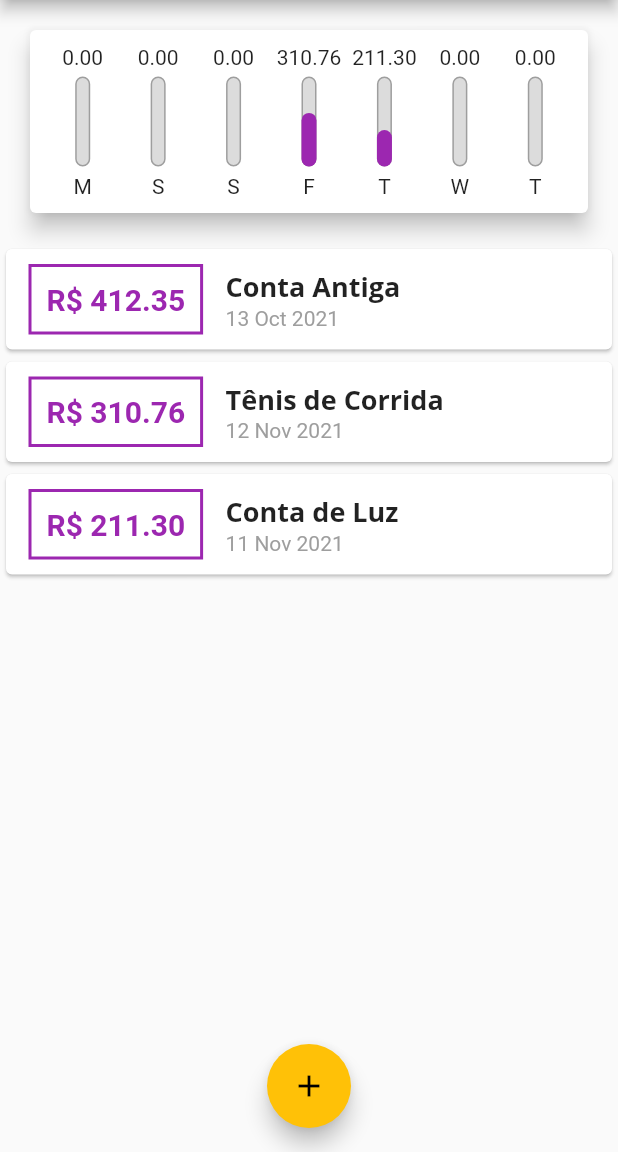
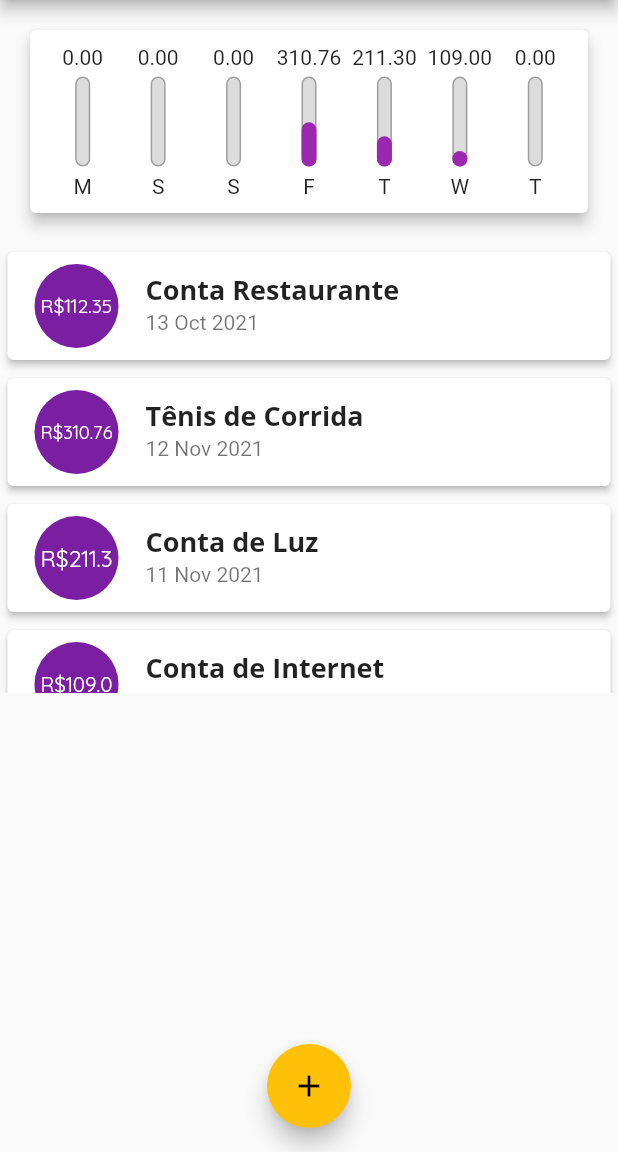
Before and after one commit to LRScudeletti/flutter-despesas, a Flutter app: the screen it shows after launch, on a phone screen of 412 x 824 dp, the part 84-1236 px from its top. Run offline on Flutter 3.47's test engine with Material 2 defaults, Android fonts, the phone set to English and light mode, and no system bars.

Commit message:
Lista de transações ajustada para usar ListTile

```diff
--- a/lib/components/chart.dart
+++ b/lib/components/chart.dart
@@ -42,7 +42,7 @@ class Chart extends StatelessWidget {
   @override
   Widget build(BuildContext context) {
     return Card(
-      elevation: 6,
+      elevation: 4,
       margin: EdgeInsets.all(20),
       child: Padding(
         padding: const EdgeInsets.all(10),
--- a/lib/components/transaction_list.dart
+++ b/lib/components/transaction_list.dart
@@ -34,41 +34,30 @@ class TransactionList extends StatelessWidget {
               itemBuilder: (ctx, index) {
                 final tr = transaction[index];
                 return Card(
-                    child: Row(
-                  children: [
-                    Container(
-                      margin: EdgeInsets.symmetric(
-                        horizontal: 15,
-                        vertical: 10,
+                  elevation: 2,
+                  margin: EdgeInsets.symmetric(
+                    vertical: 6,
+                    horizontal: 5,
+                  ),
+                  child: ListTile(
+                    leading: CircleAvatar(
+                      radius: 30,
+                      child: Padding(
+                        padding: const EdgeInsets.all(6),
+                        child: FittedBox(
+                          child: Text('R\$${tr.value}'),
+                        ),
                       ),
-                      decoration: BoxDecoration(
-                          border: Border.all(
-                        color: Theme.of(context).primaryColor,
-                        width: 2,
-                      )),
-                      padding: EdgeInsets.all(10),
-                      child: Text('R\$ ${tr.value.toStringAsFixed(2)}',
-                          style: TextStyle(
-                            fontWeight: FontWeight.bold,
-                            fontSize: 20,
-                            color: Theme.of(context).primaryColor,
-                          )),
                     ),
-                    Column(
-                      crossAxisAlignment: CrossAxisAlignment.start,
-                      children: [
-                        Text(tr.title,
-                            style: Theme.of(context).textTheme.headline6),
-                        Text(
-                          DateFormat('d MMM y').format(tr.date),
-                          style: TextStyle(
-                            color: Colors.grey,
-                          ),
-                        ),
-                      ],
+                    title: Text(
+                      tr.title,
+                      style: Theme.of(context).textTheme.headline6,
                     ),
-                  ],
-                ));
+                    subtitle: Text(
+                      DateFormat('d MMM y').format(tr.date),
+                    ),
+                  ),
+                );
               },
             ),
     );
--- a/lib/main.dart
+++ b/lib/main.dart
@@ -42,8 +42,8 @@ class _MyHomePageState extends State<MyHomePage> {
   final List<Transaction> _transactions = [
     Transaction(
       id: 't0',
-      title: 'Conta Antiga',
-      value: 412.35,
+      title: 'Conta Restaurante',
+      value: 112.35,
       date: DateTime.now().subtract(Duration(days: 33)),
     ),
     Transaction(
@@ -57,6 +57,12 @@ class _MyHomePageState extends State<MyHomePage> {
       title: 'Conta de Luz',
       value: 211.30,
       date: DateTime.now().subtract(Duration(days: 4)),
+    ),
+    Transaction(
+      id: 't3',
+      title: 'Conta de Internet',
+      value: 109.00,
+      date: DateTime.now().subtract(Duration(days: 5)),
     ),
   ];
 
```
